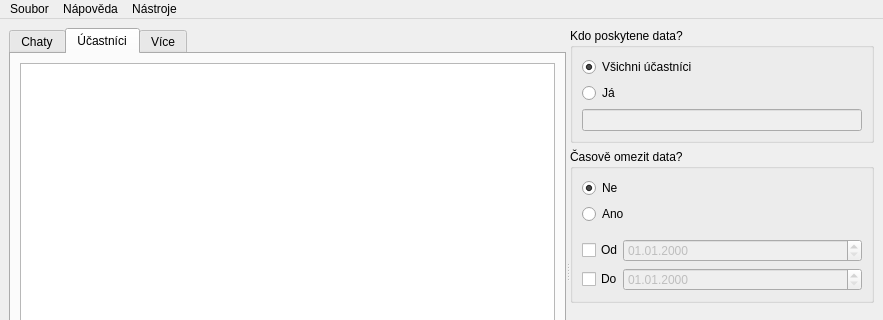
Above: src/chateen.ui from wykys/chateen before the change; both pictures show x 0 to 883 and y 0 to 320 of the 883 by 544 pixel window. Below: the same form after it.
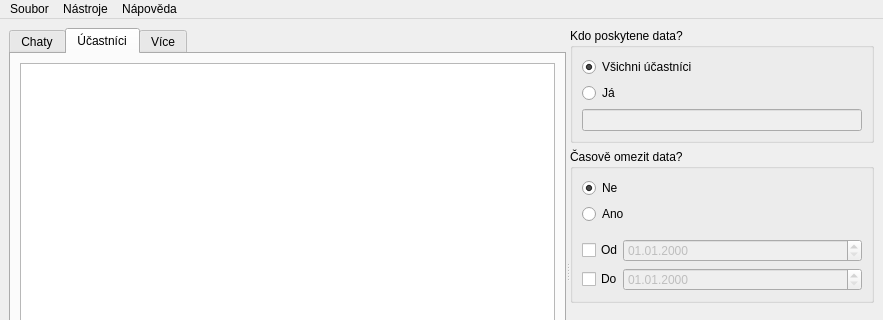
That is the form after the change.

Commit message: Added new menu items

Patch:
```diff
--- a/src/chateen.ui
+++ b/src/chateen.ui
@@ -347,8 +347,8 @@
     <addaction name="reduce"/>
    </widget>
    <addaction name="file"/>
-   <addaction name="menuHelp"/>
    <addaction name="tools"/>
+   <addaction name="menuHelp"/>
   </widget>
   <action name="open">
    <property name="text">
```
Left out of the diff: 108 changed lines with no effect on the pictures. The commit also changes 2 other files.
